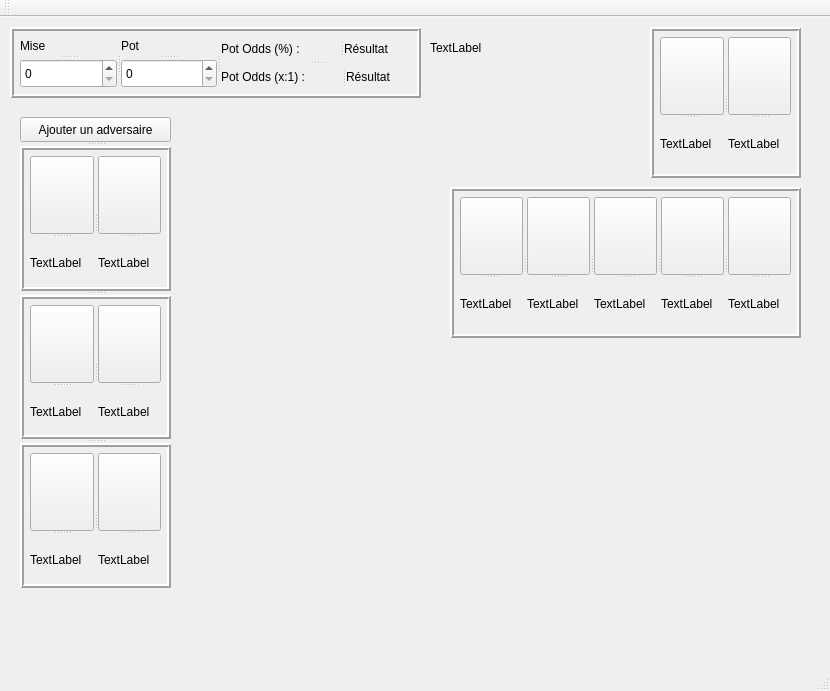
The window that gui/mainwindow.ui (Ouack23/Pokette) describes before a commit, drawn with Qt 5.
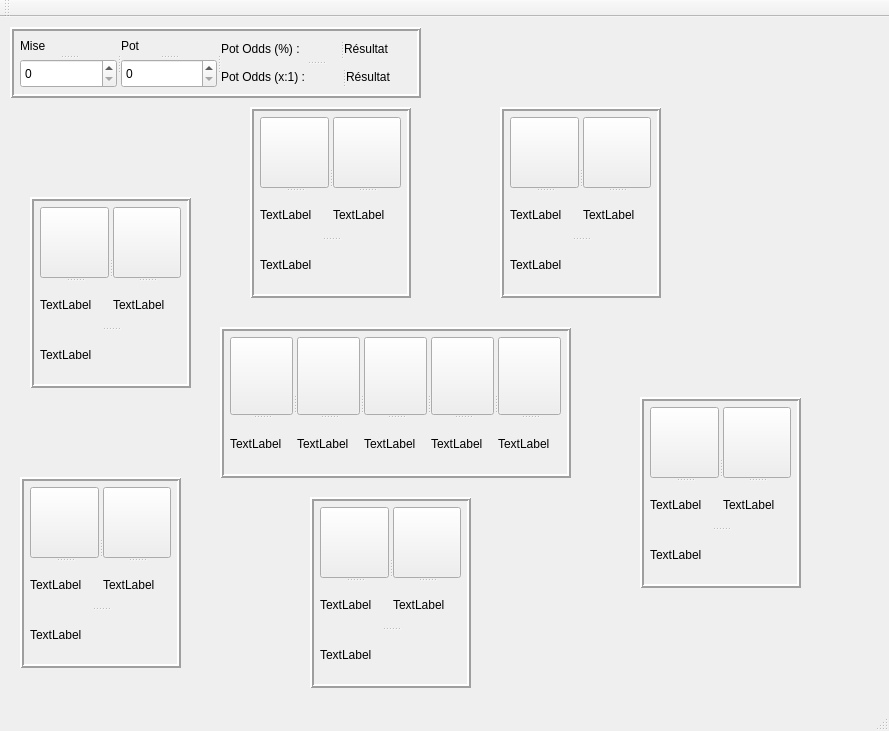
The same window after the commit. Icons and pictures are not drawn.

Patch:
```diff
--- a/gui/mainwindow.ui
+++ b/gui/mainwindow.ui
@@ -6,8 +6,8 @@
    <rect>
     <x>0</x>
     <y>0</y>
-    <width>830</width>
-    <height>691</height>
+    <width>889</width>
+    <height>731</height>
    </rect>
   </property>
   <property name="windowTitle">
@@ -128,10 +128,10 @@
    <widget class="QFrame" name="frame_hand">
     <property name="geometry">
      <rect>
-      <x>650</x>
-      <y>10</y>
-      <width>151</width>
-      <height>151</height>
+      <x>310</x>
+      <y>480</y>
+      <width>161</width>
+      <height>191</height>
      </rect>
     </property>
     <property name="frameShape">
@@ -148,14 +148,18 @@
       <rect>
        <x>10</x>
        <y>10</y>
-       <width>131</width>
-       <height>131</height>
+       <width>141</width>
+       <height>171</height>
       </rect>
      </property>
+     <property name="orientation">
+      <enum>Qt::Vertical</enum>
+     </property>
+     <widget class="QSplitter" name="splitter_own_hand">
      <property name="orientation">
       <enum>Qt::Horizontal</enum>
      </property>
-     <widget class="QSplitter" name="splitter_7">
+      <widget class="QSplitter" name="splitter_own1">
       <property name="orientation">
        <enum>Qt::Vertical</enum>
       </property>
@@ -173,7 +177,7 @@
        </property>
       </widget>
      </widget>
-     <widget class="QSplitter" name="splitter_8">
+      <widget class="QSplitter" name="splitter_own2">
       <property name="orientation">
        <enum>Qt::Vertical</enum>
       </property>
@@ -190,14 +194,20 @@
         <string>TextLabel</string>
        </property>
       </widget>
+      </widget>
+     </widget>
+     <widget class="QLabel" name="label_combin">
+      <property name="text">
+       <string>TextLabel</string>
+      </property>
      </widget>
     </widget>
    </widget>
    <widget class="QFrame" name="frame_common_cards">
     <property name="geometry">
      <rect>
-      <x>450</x>
-      <y>170</y>
+      <x>220</x>
+      <y>310</y>
       <width>351</width>
       <height>151</height>
      </rect>
@@ -315,49 +325,93 @@
      </widget>
     </widget>
    </widget>
-   <widget class="QLabel" name="label_combin">
-    <property name="geometry">
-     <rect>
-      <x>430</x>
-      <y>20</y>
-      <width>211</width>
-      <height>21</height>
-     </rect>
-    </property>
-    <property name="text">
-     <string>TextLabel</string>
-    </property>
-   </widget>
-   <widget class="QSplitter" name="splitter_10">
+   <widget class="QFrame" name="frame_adv_hand">
     <property name="geometry">
      <rect>
       <x>20</x>
-      <y>100</y>
-      <width>151</width>
-      <height>471</height>
+      <y>460</y>
+      <width>161</width>
+      <height>191</height>
      </rect>
     </property>
+    <property name="frameShape">
+     <enum>QFrame::Box</enum>
+    </property>
+    <property name="frameShadow">
+     <enum>QFrame::Raised</enum>
+    </property>
+    <property name="lineWidth">
+     <number>2</number>
+    </property>
+    <widget class="QSplitter" name="splitter_adv_1">
+     <property name="geometry">
+      <rect>
+       <x>10</x>
+       <y>10</y>
+       <width>141</width>
+       <height>171</height>
+      </rect>
+     </property>
     <property name="orientation">
      <enum>Qt::Vertical</enum>
     </property>
-    <widget class="QPushButton" name="pushButton">
-     <property name="sizePolicy">
-      <sizepolicy hsizetype="Minimum" vsizetype="Fixed">
-       <horstretch>0</horstretch>
-       <verstretch>0</verstretch>
-      </sizepolicy>
-     </property>
-     <property name="maximumSize">
-      <size>
-       <width>151</width>
-       <height>25</height>
-      </size>
-     </property>
+     <widget class="QSplitter" name="splitter_adv_hand_1">
+      <property name="orientation">
+       <enum>Qt::Horizontal</enum>
+      </property>
+      <widget class="QSplitter" name="splitter_adv1_1">
+       <property name="orientation">
+        <enum>Qt::Vertical</enum>
+       </property>
+       <widget class="QPushButton" name="card_button_adv1_1">
+        <property name="styleSheet">
+         <string notr="true">background-image: url(:/back.png);</string>
+        </property>
      <property name="text">
-      <string>Ajouter un adversaire</string>
-     </property>
-    </widget>
-    <widget class="QFrame" name="frame_hand_2">
+         <string/>
+        </property>
+       </widget>
+       <widget class="QLabel" name="card_label_adv1_1">
+        <property name="text">
+         <string>TextLabel</string>
+        </property>
+       </widget>
+      </widget>
+      <widget class="QSplitter" name="splitter_adv1_2">
+       <property name="orientation">
+        <enum>Qt::Vertical</enum>
+       </property>
+       <widget class="QPushButton" name="card_button_adv1_2">
+        <property name="styleSheet">
+         <string notr="true">background-image: url(:/back.png);</string>
+        </property>
+        <property name="text">
+         <string/>
+        </property>
+       </widget>
+       <widget class="QLabel" name="card_label_adv1_2">
+        <property name="text">
+         <string>TextLabel</string>
+        </property>
+       </widget>
+      </widget>
+     </widget>
+     <widget class="QLabel" name="label_combin_adv_1">
+      <property name="text">
+       <string>TextLabel</string>
+      </property>
+     </widget>
+    </widget>
+   </widget>
+   <widget class="QFrame" name="frame_adv2_hand">
+    <property name="geometry">
+     <rect>
+      <x>30</x>
+      <y>180</y>
+      <width>161</width>
+      <height>191</height>
+     </rect>
+    </property>
      <property name="frameShape">
       <enum>QFrame::Box</enum>
      </property>
@@ -367,19 +421,23 @@
      <property name="lineWidth">
       <number>2</number>
      </property>
-     <widget class="QSplitter" name="splitter_hand_2">
+    <widget class="QSplitter" name="splitter_adv_2">
       <property name="geometry">
        <rect>
         <x>10</x>
         <y>10</y>
-        <width>131</width>
-        <height>131</height>
+       <width>141</width>
+       <height>171</height>
        </rect>
       </property>
       <property name="orientation">
+      <enum>Qt::Vertical</enum>
+     </property>
+     <widget class="QSplitter" name="splitter_adv_hand_2">
+      <property name="orientation">
        <enum>Qt::Horizontal</enum>
       </property>
-      <widget class="QSplitter" name="splitter_11">
+      <widget class="QSplitter" name="splitter_adv2_1">
        <property name="orientation">
         <enum>Qt::Vertical</enum>
        </property>
@@ -397,7 +455,7 @@
         </property>
        </widget>
       </widget>
-      <widget class="QSplitter" name="splitter_12">
+      <widget class="QSplitter" name="splitter_adv2_2">
        <property name="orientation">
         <enum>Qt::Vertical</enum>
        </property>
@@ -416,8 +474,22 @@
        </widget>
       </widget>
      </widget>
-    </widget>
-    <widget class="QFrame" name="frame_hand_3">
+     <widget class="QLabel" name="label_combin_adv_2">
+      <property name="text">
+       <string>TextLabel</string>
+      </property>
+     </widget>
+    </widget>
+   </widget>
+   <widget class="QFrame" name="frame_adv3_hand">
+    <property name="geometry">
+     <rect>
+      <x>250</x>
+      <y>90</y>
+      <width>161</width>
+      <height>191</height>
+     </rect>
+    </property>
      <property name="frameShape">
       <enum>QFrame::Box</enum>
      </property>
@@ -427,19 +499,23 @@
      <property name="lineWidth">
       <number>2</number>
      </property>
-     <widget class="QSplitter" name="splitter_hand_4">
+    <widget class="QSplitter" name="splitter_adv_3">
       <property name="geometry">
        <rect>
         <x>10</x>
         <y>10</y>
-        <width>131</width>
-        <height>131</height>
+       <width>141</width>
+       <height>171</height>
        </rect>
       </property>
       <property name="orientation">
+      <enum>Qt::Vertical</enum>
+     </property>
+     <widget class="QSplitter" name="splitter_adv_hand_3">
+      <property name="orientation">
        <enum>Qt::Horizontal</enum>
       </property>
-      <widget class="QSplitter" name="splitter_16">
+      <widget class="QSplitter" name="splitter_adv3_1">
        <property name="orientation">
         <enum>Qt::Vertical</enum>
        </property>
@@ -457,7 +533,7 @@
         </property>
        </widget>
       </widget>
-      <widget class="QSplitter" name="splitter_17">
+      <widget class="QSplitter" name="splitter_adv3_2">
        <property name="orientation">
         <enum>Qt::Vertical</enum>
        </property>
@@ -476,8 +552,22 @@
        </widget>
       </widget>
      </widget>
-    </widget>
-    <widget class="QFrame" name="frame_hand_4">
+     <widget class="QLabel" name="label_combin_adv_3">
+      <property name="text">
+       <string>TextLabel</string>
+      </property>
+     </widget>
+    </widget>
+   </widget>
+   <widget class="QFrame" name="frame_adv4_hand">
+    <property name="geometry">
+     <rect>
+      <x>500</x>
+      <y>90</y>
+      <width>161</width>
+      <height>191</height>
+     </rect>
+    </property>
      <property name="frameShape">
       <enum>QFrame::Box</enum>
      </property>
@@ -487,19 +577,23 @@
      <property name="lineWidth">
       <number>2</number>
      </property>
-     <widget class="QSplitter" name="splitter_hand_5">
+    <widget class="QSplitter" name="splitter_adv_4">
       <property name="geometry">
        <rect>
         <x>10</x>
         <y>10</y>
-        <width>131</width>
-        <height>131</height>
+       <width>141</width>
+       <height>171</height>
        </rect>
       </property>
       <property name="orientation">
+      <enum>Qt::Vertical</enum>
+     </property>
+     <widget class="QSplitter" name="splitter_adv_hand_4">
+      <property name="orientation">
        <enum>Qt::Horizontal</enum>
       </property>
-      <widget class="QSplitter" name="splitter_18">
+      <widget class="QSplitter" name="splitter_adv4_1">
        <property name="orientation">
         <enum>Qt::Vertical</enum>
        </property>
@@ -517,7 +611,7 @@
         </property>
        </widget>
       </widget>
-      <widget class="QSplitter" name="splitter_19">
+      <widget class="QSplitter" name="splitter_adv4_2">
        <property name="orientation">
         <enum>Qt::Vertical</enum>
        </property>
@@ -535,6 +629,89 @@
         </property>
        </widget>
       </widget>
+     </widget>
+     <widget class="QLabel" name="label_combin_adv_4">
+      <property name="text">
+       <string>TextLabel</string>
+      </property>
+     </widget>
+    </widget>
+   </widget>
+   <widget class="QFrame" name="frame_adv5_hand">
+    <property name="geometry">
+     <rect>
+      <x>640</x>
+      <y>380</y>
+      <width>161</width>
+      <height>191</height>
+     </rect>
+    </property>
+    <property name="frameShape">
+     <enum>QFrame::Box</enum>
+    </property>
+    <property name="frameShadow">
+     <enum>QFrame::Raised</enum>
+    </property>
+    <property name="lineWidth">
+     <number>2</number>
+    </property>
+    <widget class="QSplitter" name="splitter_adv_5">
+     <property name="geometry">
+      <rect>
+       <x>10</x>
+       <y>10</y>
+       <width>141</width>
+       <height>171</height>
+      </rect>
+     </property>
+     <property name="orientation">
+      <enum>Qt::Vertical</enum>
+     </property>
+     <widget class="QSplitter" name="splitter_adv_hand_5">
+      <property name="orientation">
+       <enum>Qt::Horizontal</enum>
+      </property>
+      <widget class="QSplitter" name="splitter_adv5_1">
+       <property name="orientation">
+        <enum>Qt::Vertical</enum>
+       </property>
+       <widget class="QPushButton" name="card_button_adv5_1">
+        <property name="styleSheet">
+         <string notr="true">background-image: url(:/back.png);</string>
+        </property>
+        <property name="text">
+         <string/>
+        </property>
+       </widget>
+       <widget class="QLabel" name="card_label_adv5_1">
+        <property name="text">
+         <string>TextLabel</string>
+        </property>
+       </widget>
+      </widget>
+      <widget class="QSplitter" name="splitter_adv4_4">
+       <property name="orientation">
+        <enum>Qt::Vertical</enum>
+       </property>
+       <widget class="QPushButton" name="card_button_adv5_2">
+        <property name="styleSheet">
+         <string notr="true">background-image: url(:/back.png);</string>
+        </property>
+        <property name="text">
+         <string/>
+        </property>
+       </widget>
+       <widget class="QLabel" name="card_label_adv5_2">
+        <property name="text">
+         <string>TextLabel</string>
+        </property>
+       </widget>
+      </widget>
+     </widget>
+     <widget class="QLabel" name="label_combin_adv_5">
+      <property name="text">
+       <string>TextLabel</string>
+      </property>
      </widget>
     </widget>
    </widget>
```
Left out of the diff: 70 changed lines with no effect on the pictures. Lines whose indentation alone changed are shown as unchanged.
